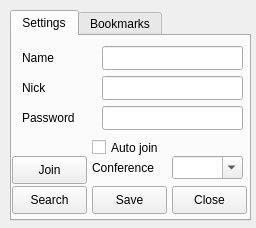
The window that plugins/jabber/src/jJoinChat.ui (Winand/mqutim) describes before a commit, drawn with Qt 5.
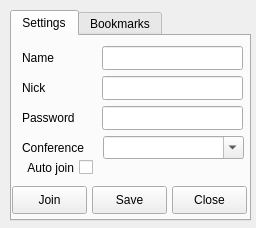
The same window after the commit.

Commit message: small cosmetics in login to conference page

The edit to the form file:
```diff
--- a/plugins/jabber/src/jJoinChat.ui
+++ b/plugins/jabber/src/jJoinChat.ui
@@ -32,11 +32,11 @@
     <attribute name="title">
      <string>Settings</string>
     </attribute>
-    <widget class="QPushButton" name="joinButton">
-     <property name="geometry">
+    <widget class="QPushButton" name="joinButton" >
+     <property name="geometry" >
       <rect>
        <x>0</x>
-       <y>120</y>
+       <y>150</y>
        <width>75</width>
        <height>28</height>
       </rect>
@@ -45,34 +45,24 @@
       <string>Join</string>
      </property>
     </widget>
-    <widget class="QCheckBox" name="autoJoinCheckBox">
-     <property name="geometry">
+    <widget class="QCheckBox" name="autoJoinCheckBox" >
+     <property name="geometry" >
       <rect>
-       <x>80</x>
-       <y>100</y>
-       <width>81</width>
+       <x>10</x>
+       <y>120</y>
+       <width>71</width>
        <height>23</height>
       </rect>
      </property>
-     <property name="text">
+     <property name="layoutDirection" >
+      <enum>Qt::RightToLeft</enum>
+     </property>
+     <property name="text" >
       <string>Auto join</string>
      </property>
     </widget>
-    <widget class="QPushButton" name="searchButton">
-     <property name="geometry">
-      <rect>
-       <x>0</x>
-       <y>150</y>
-       <width>75</width>
-       <height>28</height>
-      </rect>
-     </property>
-     <property name="text">
-      <string>Search</string>
-     </property>
-    </widget>
-    <widget class="QLineEdit" name="nickLineEdit">
-     <property name="geometry">
+    <widget class="QLineEdit" name="nickLineEdit" >
+     <property name="geometry" >
       <rect>
        <x>90</x>
        <y>40</y>
@@ -146,11 +136,11 @@
       <string>Nick</string>
      </property>
     </widget>
-    <widget class="QLabel" name="label_4">
-     <property name="geometry">
+    <widget class="QLabel" name="label_4" >
+     <property name="geometry" >
       <rect>
-       <x>80</x>
-       <y>120</y>
+       <x>10</x>
+       <y>100</y>
        <width>81</width>
        <height>23</height>
       </rect>
@@ -169,12 +159,12 @@
       </rect>
      </property>
     </widget>
-    <widget class="QComboBox" name="conferenceLineEdit">
-     <property name="geometry">
+    <widget class="QComboBox" name="conferenceLineEdit" >
+     <property name="geometry" >
       <rect>
-       <x>160</x>
-       <y>120</y>
-       <width>71</width>
+       <x>91</x>
+       <y>100</y>
+       <width>141</width>
        <height>23</height>
       </rect>
      </property>
```
Left out of the diff: 98 changed lines with no effect on the pictures. The commit also changes 2 other files.
